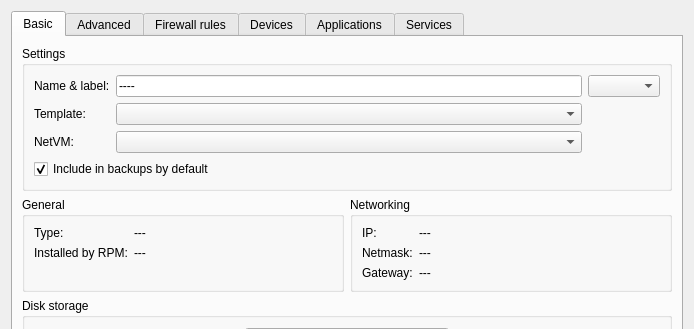
The window that settingsdlg.ui (QubesOS/qubes-manager) describes before a commit, drawn with Qt 5; both pictures show x 0 to 694 and y 0 to 329 of the 694 by 483 pixel window.
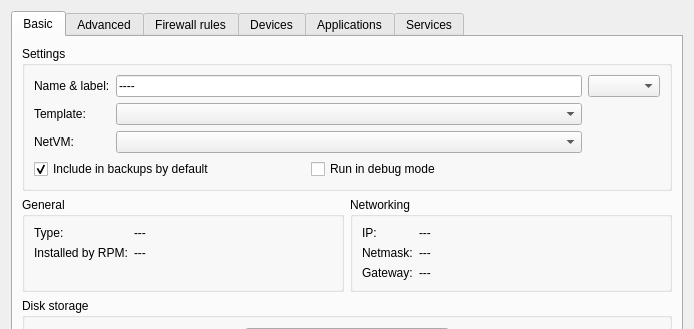
The same window after the commit. The open tabs and pages were chosen to show the change. Icons and pictures are not drawn.

Commit message: Introducing 'Run in debug mode' option. (#537)

Patch:
```diff
--- a/settingsdlg.ui
+++ b/settingsdlg.ui
@@ -87,6 +87,8 @@
              <widget class="QComboBox" name="netVM"/>
             </item>
             <item row="3" column="0" colspan="2">
+             <layout class="QHBoxLayout" name="horizontalLayout">
+              <item>
              <widget class="QCheckBox" name="include_in_backups">
               <property name="enabled">
                <bool>true</bool>
@@ -99,7 +101,16 @@
               </property>
              </widget>
             </item>
-           </layout>
+              <item>
+               <widget class="QCheckBox" name="run_in_debug_mode">
+                <property name="text">
+                 <string>Run in debug mode</string>
+                </property>
+               </widget>
+              </item>
+             </layout>
+            </item>
+           </layout>
           </widget>
          </item>
          <item row="1" column="0">
@@ -202,7 +213,7 @@
            </layout>
           </widget>
          </item>
-         <item row="3" column="0">
+         <item row="4" column="0">
           <spacer name="verticalSpacer">
            <property name="orientation">
             <enum>Qt::Vertical</enum>
```
Left out of the diff: 51 changed lines with no effect on the pictures. Lines whose indentation alone changed are shown as unchanged. The commit also changes 1 other file.
